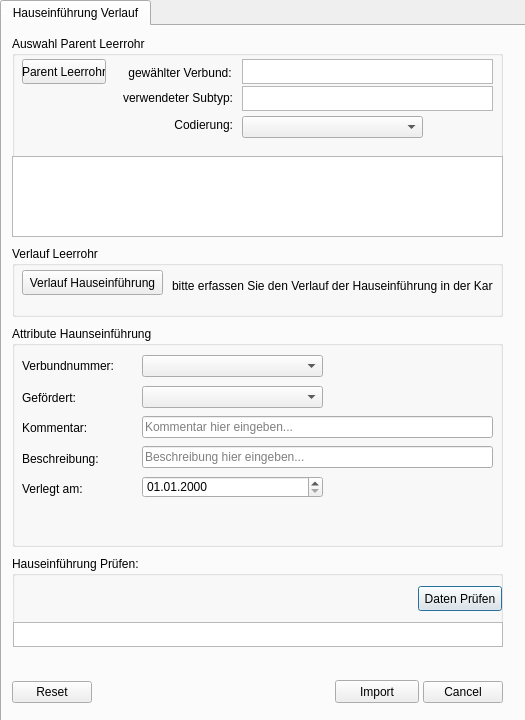
First picture: the form in tools/hauseinfuehrung_verlegen/hauseinfuehrung_verlegen_dialog_base.ui, repository geoKjack/Toolbox_SiegeleCO, before the edit.
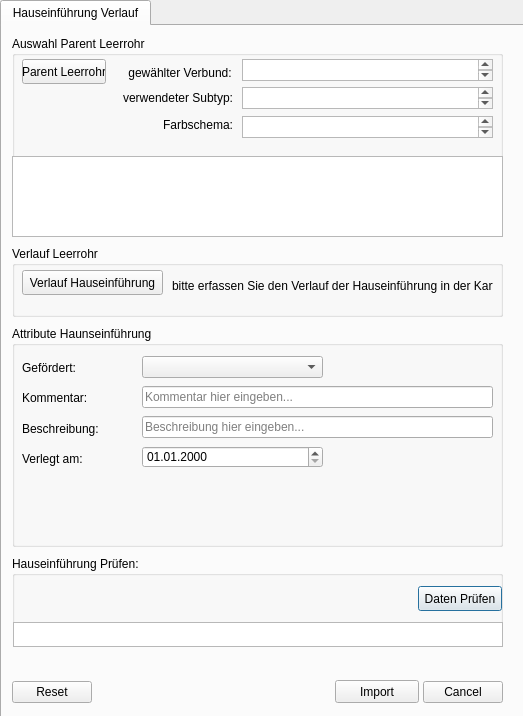
Second picture: the form after the edit. Custom widgets are drawn as their Qt base class.

Patch:
```diff
--- a/tools/hauseinfuehrung_verlegen/hauseinfuehrung_verlegen_dialog_base.ui
+++ b/tools/hauseinfuehrung_verlegen/hauseinfuehrung_verlegen_dialog_base.ui
@@ -6,8 +6,8 @@
    <rect>
     <x>0</x>
     <y>0</y>
-    <width>525</width>
-    <height>720</height>
+    <width>523</width>
+    <height>716</height>
    </rect>
   </property>
   <property name="windowTitle">
@@ -120,7 +120,7 @@
       <property name="geometry">
        <rect>
         <x>10</x>
-        <y>94</y>
+        <y>64</y>
         <width>101</width>
         <height>16</height>
        </rect>
@@ -129,34 +129,11 @@
        <string>Kommentar:</string>
       </property>
      </widget>
-     <widget class="QLabel" name="label_12">
-      <property name="geometry">
-       <rect>
-        <x>10</x>
-        <y>30</y>
-        <width>111</width>
-        <height>20</height>
-       </rect>
-      </property>
-      <property name="text">
-       <string>Verbundnummer:</string>
-      </property>
-     </widget>
-     <widget class="QComboBox" name="comboBox_Verbundnummer">
-      <property name="geometry">
-       <rect>
-        <x>130</x>
-        <y>29</y>
-        <width>181</width>
-        <height>22</height>
-       </rect>
-      </property>
-     </widget>
      <widget class="QLabel" name="label_13">
       <property name="geometry">
        <rect>
         <x>10</x>
-        <y>64</y>
+        <y>34</y>
         <width>111</width>
         <height>16</height>
        </rect>
@@ -169,7 +146,7 @@
       <property name="geometry">
        <rect>
         <x>130</x>
-        <y>60</y>
+        <y>30</y>
         <width>181</width>
         <height>22</height>
        </rect>
@@ -179,7 +156,7 @@
       <property name="geometry">
        <rect>
         <x>10</x>
-        <y>125</y>
+        <y>95</y>
         <width>121</width>
         <height>16</height>
        </rect>
@@ -192,7 +169,7 @@
       <property name="geometry">
        <rect>
         <x>130</x>
-        <y>90</y>
+        <y>60</y>
         <width>351</width>
         <height>22</height>
        </rect>
@@ -208,7 +185,7 @@
       <property name="geometry">
        <rect>
         <x>130</x>
-        <y>120</y>
+        <y>90</y>
         <width>351</width>
         <height>22</height>
        </rect>
@@ -224,7 +201,7 @@
       <property name="geometry">
        <rect>
         <x>130</x>
-        <y>150</y>
+        <y>120</y>
         <width>181</width>
         <height>22</height>
        </rect>
@@ -237,7 +214,7 @@
       <property name="geometry">
        <rect>
         <x>10</x>
-        <y>155</y>
+        <y>125</y>
         <width>121</width>
         <height>16</height>
        </rect>
@@ -317,7 +294,7 @@
         <x>230</x>
         <y>23</y>
         <width>251</width>
-        <height>25</height>
+        <height>22</height>
        </rect>
       </property>
      </widget>
@@ -347,16 +324,6 @@
        </rect>
       </property>
      </widget>
-     <widget class="QComboBox" name="comboBox_codierung">
-      <property name="geometry">
-       <rect>
-        <x>230</x>
-        <y>80</y>
-        <width>181</width>
-        <height>22</height>
-       </rect>
-      </property>
-     </widget>
      <widget class="QLabel" name="label_16">
       <property name="geometry">
        <rect>
@@ -367,7 +334,7 @@
        </rect>
       </property>
       <property name="text">
-       <string>Codierung:</string>
+       <string>Farbschema:</string>
       </property>
       <property name="alignment">
        <set>Qt::AlignRight|Qt::AlignTrailing|Qt::AlignVCenter</set>
@@ -377,9 +344,9 @@
       <property name="geometry">
        <rect>
         <x>230</x>
-        <y>50</y>
+        <y>51</y>
         <width>251</width>
-        <height>25</height>
+        <height>22</height>
        </rect>
       </property>
      </widget>
@@ -399,6 +366,16 @@
        <set>Qt::AlignRight|Qt::AlignTrailing|Qt::AlignVCenter</set>
       </property>
      </widget>
+     <widget class="QTextEdit" name="label_farbschema">
+      <property name="geometry">
+       <rect>
+        <x>230</x>
+        <y>80</y>
+        <width>251</width>
+        <height>22</height>
+       </rect>
+      </property>
+     </widget>
     </widget>
     <zorder>groupBox_3</zorder>
     <zorder>button_box</zorder>
```
Left out of the diff: 2 changed lines with no effect on the pictures.
